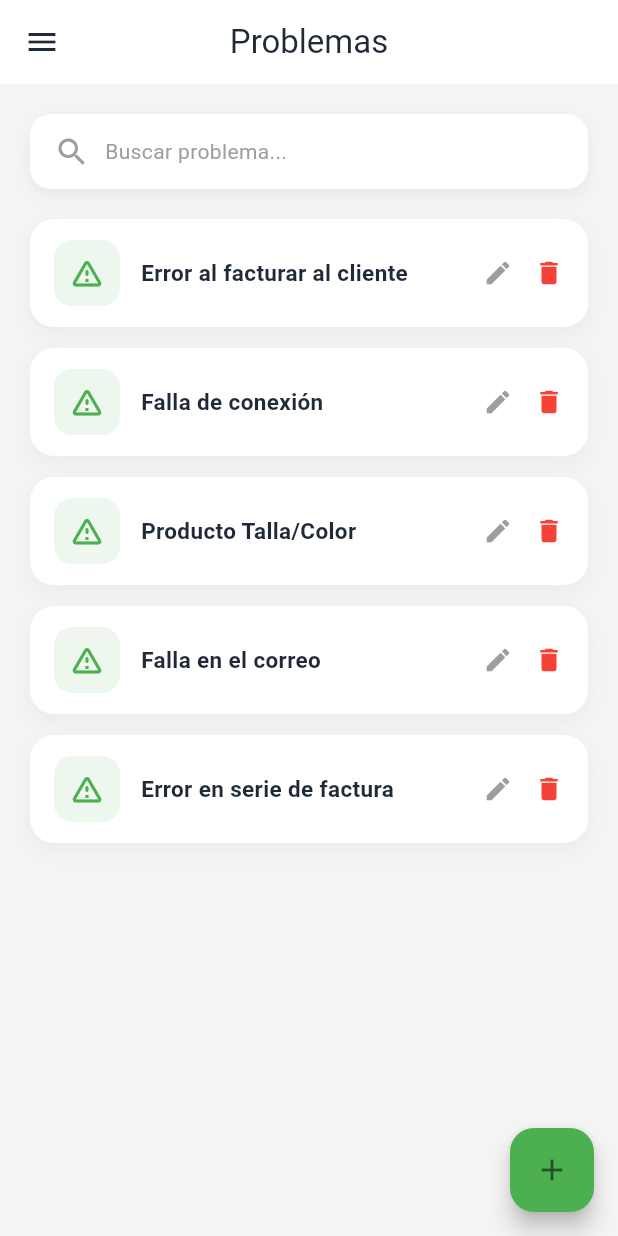
After one commit to Nayeli2003/flutter-mesa, a Flutter app: the AdminProblemsView screen opened by its route, on a phone screen of 412 x 824 dp. The commit adds this screen. Run offline on Flutter 3.47's test engine with Material 3 defaults, Android fonts, the phone set to English and light mode, and no system bars; our stand-ins replace chewie, dio, file_picker, flutter_secure_storage, shared_preferences, video_player; accounts and stored records are empty.

Commit message:
tipo problema

```diff
--- a/lib/main.dart
+++ b/lib/main.dart
@@ -12,6 +12,7 @@ import 'views/technician/technician_tickets_view.dart';
 import 'views/admin/admin_tickets_view.dart';
 import 'views/admin/admin_users_view.dart';
 import 'views/admin/admin_metrics_view.dart';
+import 'views/admin/admin_problems_view.dart';
 
 void main() async {
   // necesario para usar await antes de runApp
@@ -108,6 +109,8 @@ class MyApp extends StatelessWidget {
         '/admin-users': (_) => const GuardedRoute(child: AdminUsersView()),//vista de administrador de usuarios
         '/admin-metrics': (_) =>
             const GuardedRoute(child: AdminMetricsView()),//metricas que puede ver el administrador
+            '/admin-problems': (_) =>
+    const GuardedRoute(child: AdminProblemsView()),
       },
     );
   }
--- /dev/null
+++ b/lib/views/admin/admin_problems_view.dart
@@ -0,0 +1,209 @@
+import 'package:flutter/material.dart';
+import '../../widgets/app_drawer.dart';
+
+class AdminProblemsView extends StatefulWidget {
+  const AdminProblemsView({super.key});
+
+  @override
+  State<AdminProblemsView> createState() => _AdminProblemsViewState();
+}
+
+class _AdminProblemsViewState extends State<AdminProblemsView> {
+
+  List problemas = [];
+
+  @override
+  void initState() {
+    super.initState();
+    cargarProblemas();
+  }
+
+  void cargarProblemas() {
+    // TEMPORAL (luego lo conectamos a Laravel)
+    setState(() {
+      problemas = [
+        {'id_tipo_problema': 1, 'nombre': 'Error al facturar al cliente'},
+        {'id_tipo_problema': 2, 'nombre': 'Falla de conexión'},
+        {'id_tipo_problema': 3, 'nombre': 'Producto Talla/Color'},
+        {'id_tipo_problema': 4, 'nombre': 'Falla en el correo'},
+        {'id_tipo_problema': 5, 'nombre': 'Error en serie de factura'},
+      ];
+    });
+  }
+
+  void crear() {
+  ScaffoldMessenger.of(context).showSnackBar(
+    const SnackBar(content: Text('Crear problema')),
+  );
+}
+
+  void editar(dynamic item) {
+  ScaffoldMessenger.of(context).showSnackBar(
+    SnackBar(content: Text('Editar ${item['nombre']}')),
+  );
+}
+
+  void eliminar(int id) {
+  ScaffoldMessenger.of(context).showSnackBar(
+    SnackBar(content: Text('Eliminar ID $id')),
+  );
+}
+
+  @override
+  Widget build(BuildContext context) {
+    return Scaffold(
+      drawer: const AppDrawer(
+        role: UserRole.admin,
+        title: 'Admin',
+      ),
+
+      appBar: AppBar(
+        title: const Text('Problemas'),
+      ),
+
+      body: Center(
+        child: ConstrainedBox(
+          constraints: const BoxConstraints(maxWidth: 1000),
+          child: Padding(
+            padding: const EdgeInsets.all(20),
+            child: Column(
+              crossAxisAlignment: CrossAxisAlignment.start,
+              children: [
+
+                /// 🔎 BUSCADOR
+                Container(
+                  padding: const EdgeInsets.symmetric(horizontal: 16),
+                  height: 50,
+                  decoration: BoxDecoration(
+                    color: Colors.white,
+                    borderRadius: BorderRadius.circular(14),
+                    boxShadow: [
+                      BoxShadow(
+                        color: Colors.black.withOpacity(0.05),
+                        blurRadius: 8,
+                        offset: const Offset(0, 4),
+                      )
+                    ],
+                  ),
+                  child: const Row(
+                    children: [
+                      Icon(Icons.search, color: Colors.grey),
+                      SizedBox(width: 10),
+                      Expanded(
+                        child: Text(
+                          'Buscar problema...',
+                          style: TextStyle(color: Colors.grey),
+                        ),
+                      ),
+                    ],
+                  ),
+                ),
+
+                const SizedBox(height: 20),
+
+                /// 📋 LISTA DINÁMICA
+                Expanded(
+                  child: ListView.builder(
+                    itemCount: problemas.length,
+                    itemBuilder: (context, index) {
+                      final item = problemas[index];
+
+                      return _ProblemCard(
+                        nombre: item['nombre'],
+                        onEdit: () => editar(item),
+                        onDelete: () => eliminar(item['id_tipo_problema']),
+                      );
+                    },
+                  ),
+                ),
+              ],
+            ),
+          ),
+        ),
+      ),
+
+      floatingActionButton: FloatingActionButton(
+        onPressed: () => crear(),
+        backgroundColor: const Color(0xFF4CAF50),
+        child: const Icon(Icons.add),
+      ),
+    );
+  }
+}
+
+class _ProblemCard extends StatelessWidget {
+  final String nombre;
+  final VoidCallback onEdit;
+  final VoidCallback onDelete;
+
+  const _ProblemCard({
+    required this.nombre,
+    required this.onEdit,
+    required this.onDelete,
+  });
+
+  @override
+  Widget build(BuildContext context) {
+    return Container(
+      margin: const EdgeInsets.only(bottom: 14),
+      padding: const EdgeInsets.symmetric(horizontal: 16, vertical: 14),
+
+      decoration: BoxDecoration(
+        color: Colors.white,
+        borderRadius: BorderRadius.circular(16),
+        boxShadow: [
+          BoxShadow(
+            color: Colors.black.withOpacity(0.04),
+            blurRadius: 10,
+            offset: const Offset(0, 5),
+          )
+        ],
+      ),
+
+      child: Row(
+        children: [
+
+          /// ICONO
+          Container(
+            padding: const EdgeInsets.all(10),
+            decoration: BoxDecoration(
+              color: const Color(0xFF4CAF50).withOpacity(0.1),
+              borderRadius: BorderRadius.circular(12),
+            ),
+            child: const Icon(Icons.warning_amber_rounded,
+                color: Color(0xFF4CAF50)),
+          ),
+
+          const SizedBox(width: 14),
+
+          /// TEXTO
+          Expanded(
+            child: Text(
+              nombre,
+              style: const TextStyle(
+                fontSize: 15,
+                fontWeight: FontWeight.w600,
+                color: Color(0xFF1F2937),
+              ),
+            ),
+          ),
+
+          /// ACCIONES (YA FUNCIONAN)
+          Row(
+            children: [
+              GestureDetector(
+                onTap: onEdit,
+                child: const Icon(Icons.edit, size: 20, color: Colors.grey),
+              ),
+              const SizedBox(width: 14),
+              GestureDetector(
+                onTap: onDelete,
+                child: const Icon(Icons.delete, size: 20, color: Colors.red),
+              ),
+            ],
+          )
+        ],
+      ),
+    );
+  }
+}
--- a/lib/widgets/app_drawer.dart
+++ b/lib/widgets/app_drawer.dart
@@ -91,6 +91,7 @@ class AppDrawer extends StatelessWidget {
           _MenuItem(Icons.group, 'Usuarios', route: '/admin-users'),
           _MenuItem(Icons.bar_chart, 'Métricas / SLA', route: '/admin-metrics'),
           _MenuItem(Icons.confirmation_number, 'Todos los tickets', route: '/admin-tickets'),
+          _MenuItem(Icons.confirmation_number, 'Problemas', route: '/admin-problems'),
         ];
 
       case UserRole.tecnico:
```
